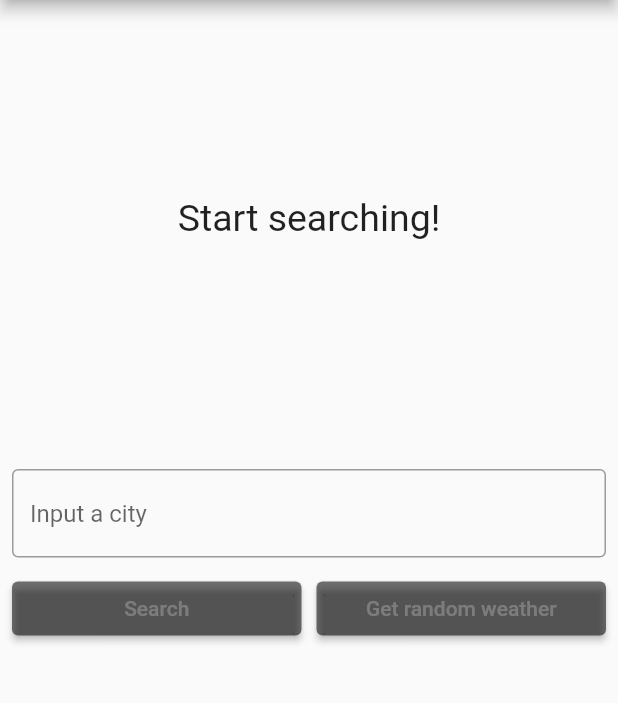
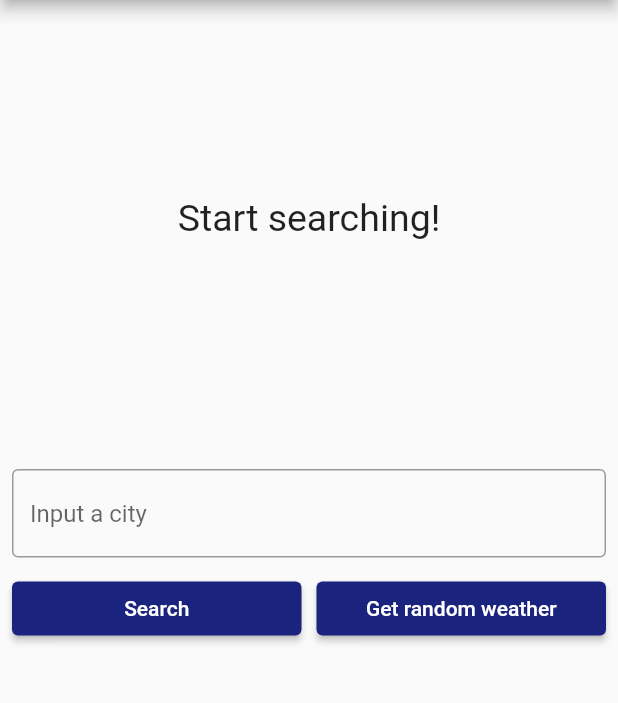
Before and after one commit to NjordJ/WeatherInfo, a Flutter app: the screen it shows after launch, on a phone screen of 412 x 824 dp, the part 84-787 px from its top. Run offline on Flutter 3.47's test engine with Material 2 defaults, Android fonts, the phone set to English and light mode, and no system bars; our stand-ins replace dartz, equatable, flutter_bloc, get_it, internet_connection_checker, shared_preferences.

Commit message:
ui refactoring

```diff
--- a/lib/core/utils/json_reader.dart
+++ b/lib/core/utils/json_reader.dart
@@ -6,11 +6,6 @@ class JsonReader {}
 
 String readJson(String name) => File('assets/jsons/$name').readAsStringSync();
 
-Future<String> getJson(String name) async {
-  final str = await rootBundle.loadString('assets/jsons/$name');
-  return str;
-}
-
 Future<String> loadFromAsset(String name) async {
   return await rootBundle.loadString("assets/jsons/$name");
 }
--- a/lib/features/weather_check/presentation/widgets/weather_controls.dart
+++ b/lib/features/weather_check/presentation/widgets/weather_controls.dart
@@ -41,9 +41,9 @@ class _WeatherControlsState extends State<WeatherControls> {
                 // ignore: prefer_const_constructors
                 style: ButtonStyle(
                   backgroundColor:
-                      MaterialStateProperty.all<Color>(Colors.black54),
+                      MaterialStateProperty.all<Color>(Colors.indigo.shade900),
                   foregroundColor:
-                      MaterialStateProperty.all<Color>(Colors.white24),
+                      MaterialStateProperty.all<Color>(Colors.white),
                 ),
                 onPressed: dispatchConcrete,
               ),
@@ -55,9 +55,9 @@ class _WeatherControlsState extends State<WeatherControls> {
                 // ignore: prefer_const_constructors
                 style: ButtonStyle(
                   backgroundColor:
-                      MaterialStateProperty.all<Color>(Colors.black54),
+                      MaterialStateProperty.all<Color>(Colors.indigo.shade900),
                   foregroundColor:
-                      MaterialStateProperty.all<Color>(Colors.white24),
+                      MaterialStateProperty.all<Color>(Colors.white),
                 ),
                 onPressed: dispatchRandom,
               ),
--- a/lib/main.dart
+++ b/lib/main.dart
@@ -18,7 +18,7 @@ class MyApp extends StatelessWidget {
   Widget build(BuildContext context) {
     return MaterialApp(
       debugShowCheckedModeBanner: true,
-      theme: ThemeData(primaryColor: Colors.lightBlue.shade800),
+      theme: ThemeData(primaryColor: Colors.indigo),
       home: Scaffold(
         appBar: AppBar(
           title: const Text('Weather info'),
```
Also changed, not shown: lib/features/weather_check/presentation/widgets/weather_display.dart (+27 -8 lines).
